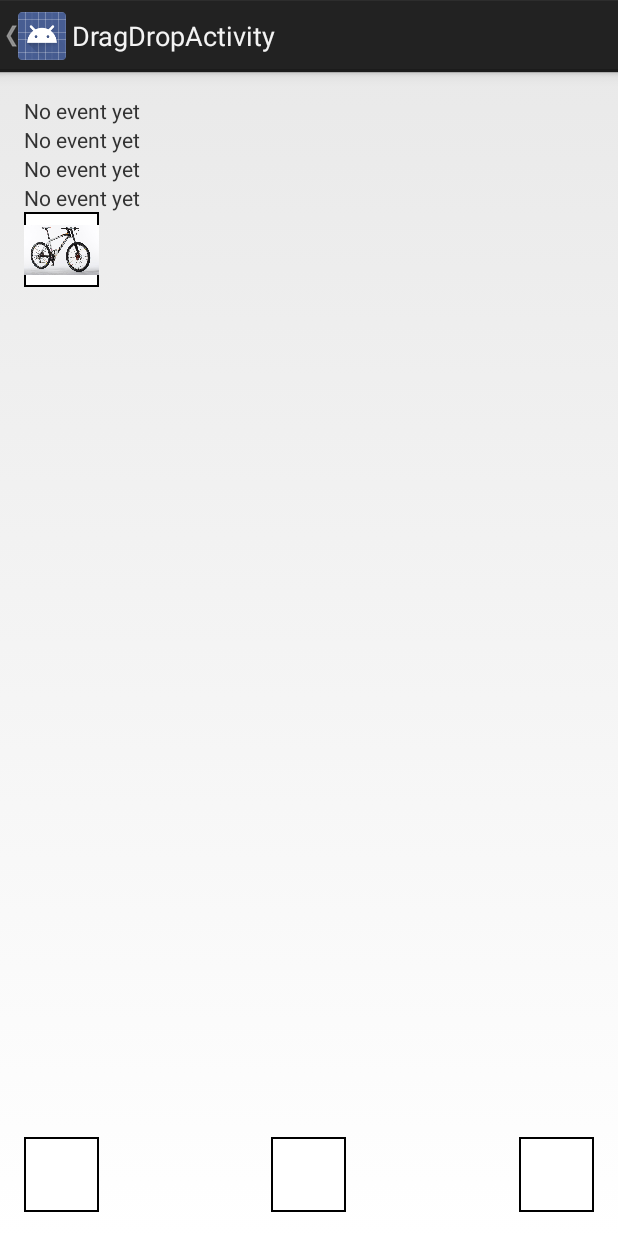
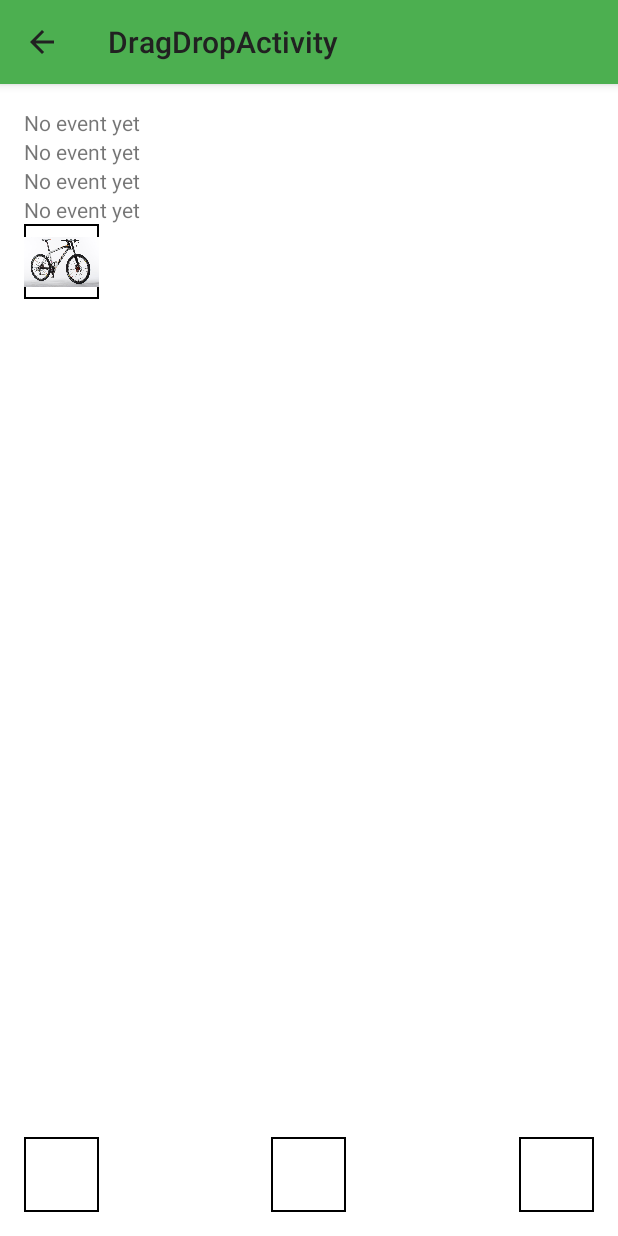
Before and after one commit to andras-the-android/MyPocApplication, an Android app: the DragDropActivity screen opened directly, with no data from a screen before it, on a phone screen of 412 x 824 dp. Run offline under Robolectric (Android 15) with nearby library versions, the phone set to English and light mode, and no system bars.

Commit message:
switched to appcompat activities and them, updated google api key (because of the recent package name change)

```diff
--- a/app/src/debug/res/values/google_maps_api.xml
+++ b/app/src/debug/res/values/google_maps_api.xml
@@ -4,15 +4,15 @@
 
     To get one, follow this link, follow the directions and press "Create" at the end:
 
-https://console.developers.google.com/flows/enableapi?apiid=maps_android_backend&keyType=CLIENT_SIDE_ANDROID&r=B1:98:7C:C8:E0:91:6A:3A:D8:50:3D:98:5F:9B:99:E6:2C:D5:E2:7E%3Bcom.example.andras.myapplication
+https://console.developers.google.com/flows/enableapi?apiid=maps_android_backend&keyType=CLIENT_SIDE_ANDROID&r=B1:98:7C:C8:E0:91:6A:3A:D8:50:3D:98:5F:9B:99:E6:2C:D5:E2:7E%3Bcom.example.andras.mypocapplication
 
     You can also add your credentials to an existing key, using this line:
-    B1:98:7C:C8:E0:91:6A:3A:D8:50:3D:98:5F:9B:99:E6:2C:D5:E2:7E;com.example.andras.myapplication
+    B1:98:7C:C8:E0:91:6A:3A:D8:50:3D:98:5F:9B:99:E6:2C:D5:E2:7E;com.example.andras.mypocapplicationn
 
     Once you have your key (it starts with "AIza"), replace the "google_maps_key"
     string in this file.
     -->
     <string name="google_maps_key" translatable="false" templateMergeStrategy="preserve">
-        AIzaSyA-FVUBODZnfuPP4brD8Ny2OM2_Dz7UfuY
+        AIzaSyCmYxlBGWL7RzB9E95T3bSuimv_9NeAj4M
     </string>
 </resources>
--- a/app/src/main/AndroidManifest.xml
+++ b/app/src/main/AndroidManifest.xml
@@ -18,7 +18,7 @@
         android:allowBackup="true"
         android:icon="@drawable/ic_launcher"
         android:label="@string/app_name"
-        android:theme="@android:style/Theme.Holo.Light.DarkActionBar" >
+        android:theme="@style/AppBaseTheme" >
         <activity
             android:name=".MainActivity"
             android:label="@string/app_name"
@@ -88,7 +88,7 @@
         <activity
             android:name=".material.MaterialTestActivity"
             android:label="@string/title_activity_material_test"
-            android:theme="@style/MaterialTheme" >
+            android:theme="@style/AppBaseThemeNoActionBar" >
         </activity>
         <activity
             android:name=".GesturesActivity"
--- a/app/src/main/java/com/example/andras/myapplication/ActionBarActivity.java
+++ b/app/src/main/java/com/example/andras/myapplication/ActionBarActivity.java
@@ -1,7 +1,7 @@
 package com.example.andras.myapplication;
 
-import android.app.Activity;
 import android.os.Bundle;
+import android.support.v7.app.AppCompatActivity;
 import android.view.ActionMode;
 import android.view.ContextMenu;
 import android.view.Menu;
@@ -13,7 +13,7 @@ import android.widget.ArrayAdapter;
 import android.widget.ListView;
 import android.widget.TextView;
 
-public class ActionBarActivity extends Activity {
+public class ActionBarActivity extends AppCompatActivity {
 
     private ActionMode actionMode;
     private ArrayAdapter<String> adapter;
--- a/app/src/main/java/com/example/andras/myapplication/DragDropActivity.java
+++ b/app/src/main/java/com/example/andras/myapplication/DragDropActivity.java
@@ -1,10 +1,10 @@
 package com.example.andras.myapplication;
 
-import android.app.Activity;
 import android.content.ClipData;
 import android.content.ClipDescription;
 import android.graphics.Color;
 import android.os.Bundle;
+import android.support.v7.app.AppCompatActivity;
 import android.util.Log;
 import android.view.DragEvent;
 import android.view.View;
@@ -12,7 +12,7 @@ import android.widget.ImageView;
 import android.widget.TextView;
 import android.widget.Toast;
 
-public class DragDropActivity extends Activity {
+public class DragDropActivity extends AppCompatActivity {
 
     @Override
     protected void onCreate(Bundle savedInstanceState) {
--- a/app/src/main/java/com/example/andras/myapplication/GesturesActivity.java
+++ b/app/src/main/java/com/example/andras/myapplication/GesturesActivity.java
@@ -1,10 +1,10 @@
 package com.example.andras.myapplication;
 
-import android.app.Activity;
 import android.graphics.Color;
 import android.os.Bundle;
 import android.support.v4.view.MotionEventCompat;
 import android.support.v4.view.VelocityTrackerCompat;
+import android.support.v7.app.AppCompatActivity;
 import android.view.GestureDetector;
 import android.view.Menu;
 import android.view.MenuItem;
@@ -18,7 +18,7 @@ import com.example.andras.myapplication.googlesamples.logger.LogFragment;
 import com.example.andras.myapplication.googlesamples.logger.LogWrapper;
 import com.example.andras.myapplication.googlesamples.logger.MessageOnlyLogFilter;
 
-public class GesturesActivity extends Activity {
+public class GesturesActivity extends AppCompatActivity {
 
     private View gestureView;
     private VelocityTracker mVelocityTracker = null;
--- a/app/src/main/java/com/example/andras/myapplication/LocationActivity.java
+++ b/app/src/main/java/com/example/andras/myapplication/LocationActivity.java
@@ -1,9 +1,9 @@
 package com.example.andras.myapplication;
 
-import android.app.Activity;
 import android.content.Intent;
 import android.location.Location;
 import android.os.Bundle;
+import android.support.v7.app.AppCompatActivity;
 import android.view.View;
 import android.widget.TextView;
 
@@ -12,7 +12,7 @@ import com.google.android.gms.common.ConnectionResult;
 import com.google.android.gms.common.api.GoogleApiClient;
 import com.google.android.gms.location.LocationServices;
 
-public class LocationActivity extends Activity implements GoogleApiClient.ConnectionCallbacks, GoogleApiClient.OnConnectionFailedListener {
+public class LocationActivity extends AppCompatActivity implements GoogleApiClient.ConnectionCallbacks, GoogleApiClient.OnConnectionFailedListener {
 
     private GoogleApiClient mGoogleApiClient;
     private TextView twStatus;
--- a/app/src/main/java/com/example/andras/myapplication/MainActivity.java
+++ b/app/src/main/java/com/example/andras/myapplication/MainActivity.java
@@ -1,14 +1,14 @@
 package com.example.andras.myapplication;
 
-import android.app.Activity;
 import android.content.Intent;
 import android.os.Bundle;
+import android.support.v7.app.AppCompatActivity;
 import android.view.View;
 
 import com.example.andras.myapplication.material.MaterialTestActivity;
 
 
-public class MainActivity extends Activity {
+public class MainActivity extends AppCompatActivity {
 
     @Override
     protected void onCreate(Bundle savedInstanceState) {
--- a/app/src/main/java/com/example/andras/myapplication/NotificationActivity.java
+++ b/app/src/main/java/com/example/andras/myapplication/NotificationActivity.java
@@ -1,6 +1,5 @@
 package com.example.andras.myapplication;
 
-import android.app.Activity;
 import android.app.NotificationManager;
 import android.app.PendingIntent;
 import android.content.Context;
@@ -9,8 +8,9 @@ import android.graphics.Bitmap;
 import android.graphics.BitmapFactory;
 import android.os.Bundle;
 import android.support.v4.app.NotificationCompat;
+import android.support.v7.app.AppCompatActivity;
 
-public class NotificationActivity extends Activity {
+public class NotificationActivity extends AppCompatActivity {
 
     public static final int mId = 666;
 
--- a/app/src/main/java/com/example/andras/myapplication/PropertyAnimationActivity.java
+++ b/app/src/main/java/com/example/andras/myapplication/PropertyAnimationActivity.java
@@ -4,9 +4,9 @@ import android.animation.Animator;
 import android.animation.AnimatorSet;
 import android.animation.ObjectAnimator;
 import android.animation.ValueAnimator;
-import android.app.Activity;
 import android.os.Bundle;
 import android.support.annotation.NonNull;
+import android.support.v7.app.AppCompatActivity;
 import android.view.View;
 import android.view.ViewGroup;
 import android.view.animation.BounceInterpolator;
@@ -23,7 +23,7 @@ import android.widget.ImageView;
  - x and y: These are simple utility properties to describe the final location of the View in its container, as a sum of the left and top values and translationX and translationY values.
  - alpha: Represents the alpha transparency on the View. This value is 1 (opaque) by default, with a value of 0 representing full transparency (not visible).
  */
-public class PropertyAnimationActivity extends Activity {
+public class PropertyAnimationActivity extends AppCompatActivity {
 
     private ImageView imageView;
 
--- a/app/src/main/res/values/colors.xml
+++ b/app/src/main/res/values/colors.xml
@@ -2,13 +2,12 @@
 <resources>
   	<color name="window_background">#ffffff</color>
 
-
-	<color name="my_primary">#ED1C24</color>
-  	<color name="my_primary_dark">#CC0000</color>
-  	<color name="my_primary_light">#B3E5FC</color>
-  	<color name="my_accent">#ED1C24</color>
-  	<color name="my_primary_text">#ffffff</color>
-  	<color name="my_secondary_text">#ffffff</color>
-  	<color name="my_icons">#FFFFFF</color>
-  	<color name="my_divider">#B6B6B6</color>
+	<color name="primary">#4CAF50</color>
+	<color name="primary_dark">#388E3C</color>
+	<color name="primary_light">#C8E6C9</color>
+	<color name="accent">#FFEB3B</color>
+	<color name="primary_text">#212121</color>
+	<color name="secondary_text">#727272</color>
+	<color name="icons">#FFFFFF</color>
+	<color name="divider">#B6B6B6</color>
 </resources>
--- a/app/src/main/res/values/styles.xml
+++ b/app/src/main/res/values/styles.xml
@@ -1,40 +1,41 @@
 <resources>
 
-    <style name="Base.Theme.HMKCodeApp" parent="Theme.AppCompat.NoActionBar">
+    <style name="AppBaseTheme" parent="Theme.AppCompat.Light">
 
-        <item name="colorPrimary">@color/my_primary</item>
+        <item name="colorPrimary">@color/primary</item>
 
         <!--   darker variant for the status bar and contextual app bars -->
-        <item name="colorPrimaryDark">@color/my_primary_dark</item>
+        <item name="colorPrimaryDark">@color/primary_dark</item>
 
         <!--   theme UI controls like checkboxes and text fields e.g. FloatActionButton -->
-        <item name="colorAccent">@color/my_accent</item>
+        <item name="colorAccent">@color/accent</item>
 
         <!-- Title Text Color -->
-        <item name="android:textColorPrimary">@color/my_primary_text</item>
+        <item name="android:textColorPrimary">@color/primary_text</item>
 
         <!-- color of the menu overflow icon (three vertical dots) -->
-        <item name="android:textColorSecondary">@color/my_secondary_text</item>
-
+        <item name="android:textColorSecondary">@color/secondary_text</item>
 
         <item name="android:windowBackground">@color/window_background</item>
     </style>
 
-    <!--
-       Base application theme, dependent on API level. This theme is replaced
-       by AppBaseTheme from res/values-vXX/styles.xml on newer devices.
-   -->
-    <style name="AppBaseTheme" parent="Base.Theme.HMKCodeApp">
-        <!--
-            Theme customizations available in newer API levels can go in
-            res/values-vXX/styles.xml, while customizations related to
-            backward-compatibility can go here.
-        -->
-    </style>
+    <style name="AppBaseThemeNoActionBar" parent="Theme.AppCompat.Light.NoActionBar">
 
-    <!-- Application theme. -->
-    <style name="MaterialTheme" parent="AppBaseTheme">
-        <!-- All customizations that are NOT specific to a particular API-level can go here. -->
+        <item name="colorPrimary">@color/primary</item>
+
+        <!--   darker variant for the status bar and contextual app bars -->
+        <item name="colorPrimaryDark">@color/primary_dark</item>
+
+        <!--   theme UI controls like checkboxes and text fields e.g. FloatActionButton -->
+        <item name="colorAccent">@color/accent</item>
+
+        <!-- Title Text Color -->
+        <item name="android:textColorPrimary">@color/primary_text</item>
+
+        <!-- color of the menu overflow icon (three vertical dots) -->
+        <item name="android:textColorSecondary">@color/secondary_text</item>
+
+        <item name="android:windowBackground">@color/window_background</item>
     </style>
 
 
```
Also changed, not shown: app/src/main/java/com/example/andras/myapplication/ResultActivity.java (deleted, +0 -9 lines).
